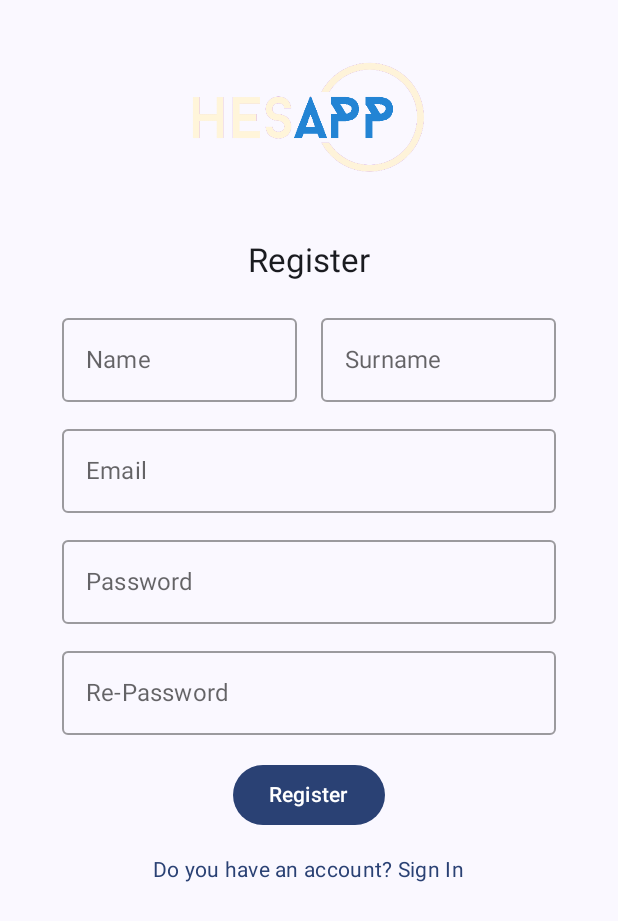
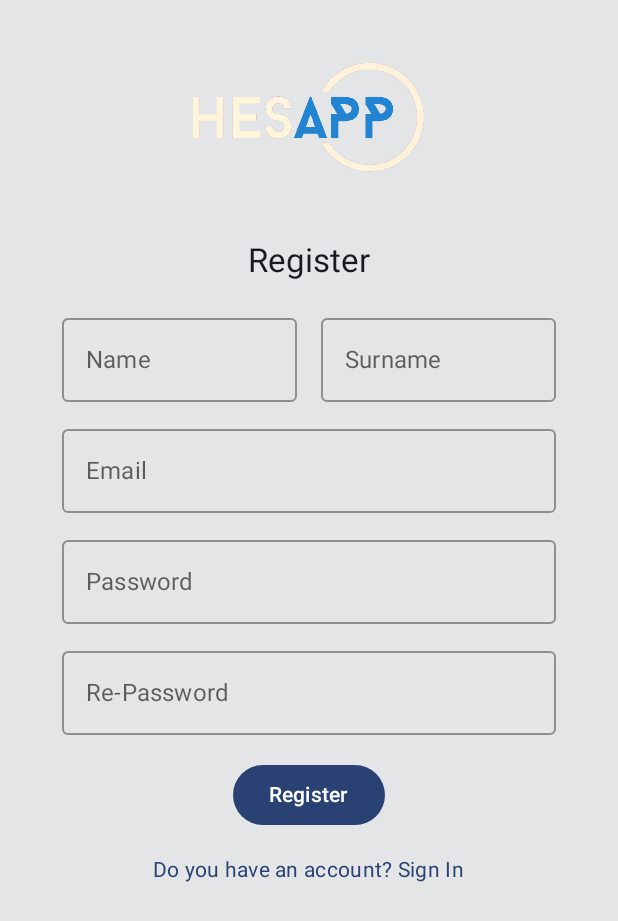
Before and after one commit to emirsansar/HesApp-Tracker---JetPack-Compose, an Android app built with Jetpack Compose: the screen it shows after launch (AuthenticationActivity), after a tap on "Don't have an account? Register", on a phone screen of 412 x 824 dp. Shown: the top 921 px of the screen. Run offline under Robolectric (Android 15) with nearby library versions, the phone set to English and light mode, and no system bars; our stand-ins replace Firebase (no records; nobody signed in at launch, a user with empty details on screens opened directly), livedata-compose.

Commit message:
Visual adjustments were made on some screens.

```diff
--- a/app/src/main/java/com/emirsansar/hesapptracker/view/AppMain/CustomPlanScreen.kt
+++ b/app/src/main/java/com/emirsansar/hesapptracker/view/AppMain/CustomPlanScreen.kt
@@ -14,16 +14,13 @@ import androidx.compose.foundation.layout.padding
 import androidx.compose.material.AlertDialog
 import androidx.compose.material.BottomSheetScaffold
 import androidx.compose.material.BottomSheetScaffoldState
-import androidx.compose.material.OutlinedTextField
 import androidx.compose.material.TextButton
 import androidx.compose.material.icons.Icons
 import androidx.compose.material.icons.filled.ArrowBack
 import androidx.compose.material.rememberBottomSheetScaffoldState
 import androidx.compose.material3.Button
-import androidx.compose.material3.ExperimentalMaterial3Api
 import androidx.compose.material3.Icon
 import androidx.compose.material3.IconButton
-import androidx.compose.material3.MaterialTheme
 import androidx.compose.material3.Surface
 import androidx.compose.material3.Text
 import androidx.compose.material.TopAppBar
@@ -36,7 +33,6 @@ import androidx.compose.runtime.setValue
 import androidx.compose.ui.Alignment
 import androidx.compose.ui.Modifier
 import androidx.compose.ui.graphics.Color
-import androidx.compose.ui.platform.LocalContext
 import androidx.compose.ui.platform.LocalFocusManager
 import androidx.compose.ui.text.font.FontWeight
 import androidx.compose.ui.text.input.KeyboardType
--- a/app/src/main/java/com/emirsansar/hesapptracker/view/AppMain/CustomServiceScreen.kt
+++ b/app/src/main/java/com/emirsansar/hesapptracker/view/AppMain/CustomServiceScreen.kt
@@ -59,7 +59,7 @@ class CustomServiceScreen : ComponentActivity() {
                 // A surface container using the 'background' color from the theme
                 Surface(
                     modifier = Modifier.fillMaxSize(),
-                    color = MaterialTheme.colorScheme.background
+                    color = Color(0xFFe3e5e6)
                 ) {
                     CustomServiceScreenView(onBackPressed = { finish() })
                 }
@@ -98,6 +98,7 @@ fun CustomServiceScreenView(
         topBar = {
             AppBar(onBackPressed)
         },
+        backgroundColor = Color.Transparent,
         sheetContent = {
             BottomSheetContent(
                 bottomSheetMessage,
--- a/app/src/main/java/com/emirsansar/hesapptracker/view/Authentication/LoginScreen.kt
+++ b/app/src/main/java/com/emirsansar/hesapptracker/view/Authentication/LoginScreen.kt
@@ -14,6 +14,7 @@ import androidx.compose.foundation.layout.fillMaxWidth
 import androidx.compose.foundation.layout.padding
 import androidx.compose.foundation.layout.width
 import androidx.compose.material.OutlinedTextField
+import androidx.compose.material.Surface
 import androidx.compose.material.Text
 import androidx.compose.material3.Button
 import androidx.compose.material3.MaterialTheme
@@ -30,7 +31,6 @@ import androidx.compose.ui.platform.LocalContext
 import androidx.compose.ui.platform.LocalSoftwareKeyboardController
 import androidx.compose.ui.res.painterResource
 import androidx.compose.ui.text.input.PasswordVisualTransformation
-import androidx.compose.ui.text.style.TextAlign
 import androidx.compose.ui.unit.dp
 import androidx.navigation.NavController
 import com.emirsansar.hesapptracker.R
@@ -63,6 +63,10 @@ fun LoginScreen(navController: NavController, authVM: AuthenticationViewModel =
         }
     }
 
+    Surface(
+        modifier = Modifier.fillMaxSize(),
+        color = Color(0xFFe3e5e6)
+    ) {
         Column (
             modifier = Modifier.fillMaxSize(),
             verticalArrangement = Arrangement.Top,
@@ -126,8 +130,9 @@ fun LoginScreen(navController: NavController, authVM: AuthenticationViewModel =
                     color = MaterialTheme.colorScheme.primary
                 )
             }
+        }
+    }
 
-    }
 }
 
 fun navigateToRegisterScreen(navController: NavController) {
--- a/app/src/main/java/com/emirsansar/hesapptracker/view/Authentication/RegisterScreen.kt
+++ b/app/src/main/java/com/emirsansar/hesapptracker/view/Authentication/RegisterScreen.kt
@@ -3,7 +3,6 @@ package com.emirsansar.hesapptracker.view.Authentication
 import android.widget.Toast
 import androidx.activity.compose.BackHandler
 import androidx.compose.foundation.Image
-import androidx.compose.foundation.background
 import androidx.compose.foundation.clickable
 import androidx.compose.foundation.layout.Arrangement
 import androidx.compose.foundation.layout.Column
@@ -13,6 +12,7 @@ import androidx.compose.foundation.layout.fillMaxWidth
 import androidx.compose.foundation.layout.padding
 import androidx.compose.foundation.layout.width
 import androidx.compose.material.OutlinedTextField
+import androidx.compose.material.Surface
 import androidx.compose.material3.Button
 import androidx.compose.material3.MaterialTheme
 import androidx.compose.material3.Text
@@ -29,11 +29,9 @@ import androidx.compose.ui.platform.LocalContext
 import androidx.compose.ui.platform.LocalSoftwareKeyboardController
 import androidx.compose.ui.res.painterResource
 import androidx.compose.ui.text.input.PasswordVisualTransformation
-import androidx.compose.ui.text.style.TextAlign
 import androidx.compose.ui.unit.dp
 import androidx.navigation.NavController
 import com.emirsansar.hesapptracker.R
-import com.emirsansar.hesapptracker.ui.theme.AppBackgroundColor
 import com.emirsansar.hesapptracker.viewModel.AuthenticationViewModel
 
 @Composable
@@ -71,6 +69,10 @@ fun RegisterScreen(navController: NavController, authVM: AuthenticationViewModel
         }
     }
 
+    Surface(
+        modifier = Modifier.fillMaxSize(),
+        color = Color(0xFFe3e5e6)
+    ) {
         Column (
             modifier = Modifier.fillMaxSize(),
             verticalArrangement = Arrangement.Top,
@@ -169,8 +171,9 @@ fun RegisterScreen(navController: NavController, authVM: AuthenticationViewModel
                     .clickable { navigateToLoginScreen(navController) },
                 color = MaterialTheme.colorScheme.primary
             )
+        }
+    }
 
-    }
 }
 
 fun navigateToLoginScreen(navController: NavController) {
```
Also changed, not shown: app/src/main/java/com/emirsansar/hesapptracker/view/AppMain/EditSubscriptionScreen.kt (+15 -8 lines), app/src/main/java/com/emirsansar/hesapptracker/view/AppMain/ServicesScreen.kt (+4 -10 lines), app/src/main/java/com/emirsansar/hesapptracker/view/AppMain/UserSubscriptionsScreen.kt (+14 -10 lines). Lines whose indentation alone changed are shown as unchanged.
